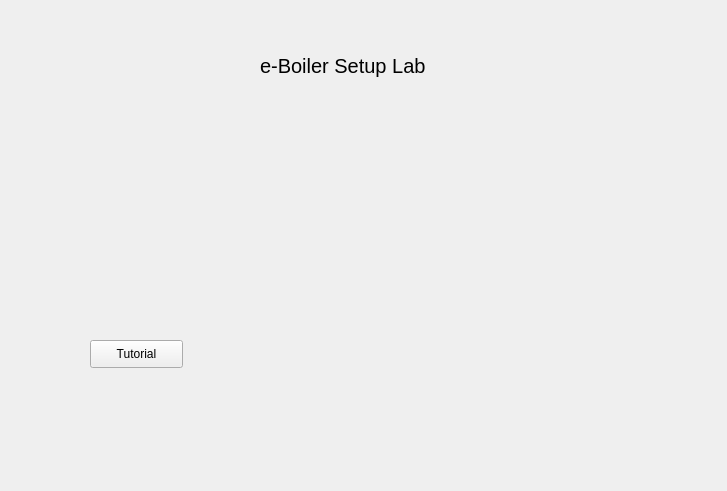
Old version of the form eBoiler.ui in the repository MattiasV/Rocket.
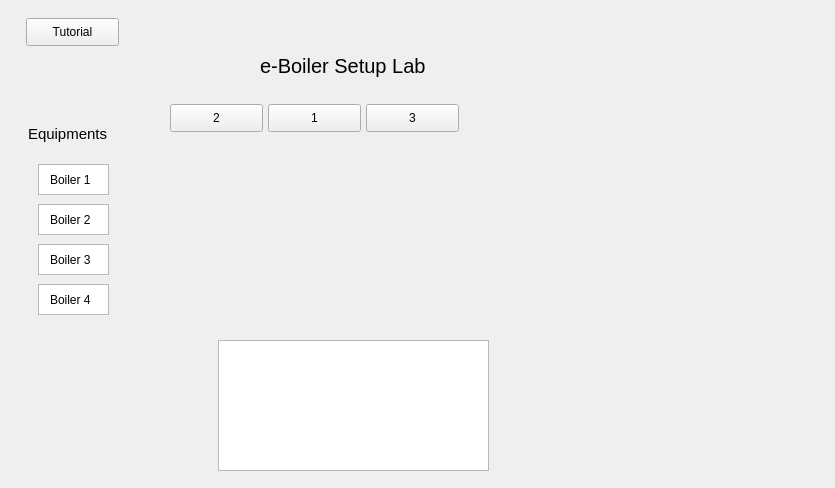
New version of the form.

Diff of the .ui file:
```diff
--- a/eBoiler.ui
+++ b/eBoiler.ui
@@ -6,22 +6,44 @@
    <rect>
     <x>0</x>
     <y>0</y>
-    <width>727</width>
-    <height>491</height>
+    <width>835</width>
+    <height>488</height>
    </rect>
   </property>
   <property name="windowTitle">
    <string>Form</string>
   </property>
   <widget class="QWidget" name="CentralBox" native="true">
+   <property name="enabled">
+    <bool>true</bool>
+   </property>
    <property name="geometry">
     <rect>
-     <x>240</x>
-     <y>120</y>
-     <width>271</width>
-     <height>161</height>
+     <x>162</x>
+     <y>94</y>
+     <width>387</width>
+     <height>239</height>
     </rect>
    </property>
+   <property name="sizePolicy">
+    <sizepolicy hsizetype="Expanding" vsizetype="Expanding">
+     <horstretch>0</horstretch>
+     <verstretch>0</verstretch>
+    </sizepolicy>
+   </property>
+   <widget class="QPushButton" name="pushButton">
+    <property name="geometry">
+     <rect>
+      <x>8</x>
+      <y>10</y>
+      <width>93</width>
+      <height>28</height>
+     </rect>
+    </property>
+    <property name="text">
+     <string>2</string>
+    </property>
+   </widget>
   </widget>
   <widget class="QLabel" name="label">
    <property name="geometry">
@@ -44,8 +66,8 @@
   <widget class="QPushButton" name="TutorialPushButton">
    <property name="geometry">
     <rect>
-     <x>90</x>
-     <y>340</y>
+     <x>26</x>
+     <y>18</y>
      <width>93</width>
      <height>28</height>
     </rect>
@@ -54,6 +76,233 @@
     <string>Tutorial</string>
    </property>
   </widget>
+  <widget class="QWidget" name="widget" native="true">
+   <property name="geometry">
+    <rect>
+     <x>20</x>
+     <y>104</y>
+     <width>145</width>
+     <height>227</height>
+    </rect>
+   </property>
+   <widget class="QLabel" name="label_5">
+    <property name="geometry">
+     <rect>
+      <x>30</x>
+      <y>188</y>
+      <width>47</width>
+      <height>16</height>
+     </rect>
+    </property>
+    <property name="text">
+     <string>Boiler 4</string>
+    </property>
+   </widget>
+   <widget class="QLabel" name="label_4">
+    <property name="geometry">
+     <rect>
+      <x>30</x>
+      <y>148</y>
+      <width>47</width>
+      <height>16</height>
+     </rect>
+    </property>
+    <property name="text">
+     <string>Boiler 3</string>
+    </property>
+   </widget>
+   <widget class="QGraphicsView" name="graphicsView_2">
+    <property name="geometry">
+     <rect>
+      <x>18</x>
+      <y>60</y>
+      <width>71</width>
+      <height>31</height>
+     </rect>
+    </property>
+   </widget>
+   <widget class="QLabel" name="label_2">
+    <property name="geometry">
+     <rect>
+      <x>30</x>
+      <y>68</y>
+      <width>47</width>
+      <height>16</height>
+     </rect>
+    </property>
+    <property name="text">
+     <string>Boiler 1</string>
+    </property>
+   </widget>
+   <widget class="QGraphicsView" name="graphicsView_3">
+    <property name="geometry">
+     <rect>
+      <x>18</x>
+      <y>100</y>
+      <width>71</width>
+      <height>31</height>
+     </rect>
+    </property>
+   </widget>
+   <widget class="QGraphicsView" name="graphicsView_4">
+    <property name="geometry">
+     <rect>
+      <x>18</x>
+      <y>140</y>
+      <width>71</width>
+      <height>31</height>
+     </rect>
+    </property>
+   </widget>
+   <widget class="QLabel" name="label_3">
+    <property name="geometry">
+     <rect>
+      <x>30</x>
+      <y>108</y>
+      <width>47</width>
+      <height>16</height>
+     </rect>
+    </property>
+    <property name="text">
+     <string>Boiler 2</string>
+    </property>
+   </widget>
+   <widget class="QGraphicsView" name="graphicsView_5">
+    <property name="geometry">
+     <rect>
+      <x>18</x>
+      <y>180</y>
+      <width>71</width>
+      <height>31</height>
+     </rect>
+    </property>
+   </widget>
+   <widget class="QLabel" name="label_6">
+    <property name="geometry">
+     <rect>
+      <x>8</x>
+      <y>18</y>
+      <width>101</width>
+      <height>23</height>
+     </rect>
+    </property>
+    <property name="font">
+     <font>
+      <pointsize>11</pointsize>
+     </font>
+    </property>
+    <property name="text">
+     <string>Equipments</string>
+    </property>
+   </widget>
+   <zorder>graphicsView_4</zorder>
+   <zorder>graphicsView_3</zorder>
+   <zorder>graphicsView_5</zorder>
+   <zorder>graphicsView_2</zorder>
+   <zorder>label_4</zorder>
+   <zorder>label_3</zorder>
+   <zorder>label_2</zorder>
+   <zorder>label_5</zorder>
+   <zorder>label_6</zorder>
+  </widget>
+  <widget class="QWidget" name="widget_2" native="true">
+   <property name="geometry">
+    <rect>
+     <x>210</x>
+     <y>334</y>
+     <width>289</width>
+     <height>143</height>
+    </rect>
+   </property>
+   <widget class="QTextBrowser" name="textBrowser">
+    <property name="geometry">
+     <rect>
+      <x>8</x>
+      <y>6</y>
+      <width>271</width>
+      <height>131</height>
+     </rect>
+    </property>
+    <property name="html">
+     <string>&lt;!DOCTYPE HTML PUBLIC &quot;-//W3C//DTD HTML 4.0//EN&quot; &quot;http://www.w3.org/TR/REC-html40/strict.dtd&quot;&gt;
+&lt;html&gt;&lt;head&gt;&lt;meta name=&quot;qrichtext&quot; content=&quot;1&quot; /&gt;&lt;style type=&quot;text/css&quot;&gt;
+p, li { white-space: pre-wrap; }
+&lt;/style&gt;&lt;/head&gt;&lt;body style=&quot; font-family:'MS Shell Dlg 2'; font-size:7.8pt; font-weight:400; font-style:normal;&quot;&gt;
+&lt;p style=&quot;-qt-paragraph-type:empty; margin-top:0px; margin-bottom:0px; margin-left:0px; margin-right:0px; -qt-block-indent:0; text-indent:0px;&quot;&gt;&lt;br /&gt;&lt;/p&gt;&lt;/body&gt;&lt;/html&gt;</string>
+    </property>
+   </widget>
+  </widget>
+  <widget class="QWidget" name="CentralBox_2" native="true">
+   <property name="enabled">
+    <bool>true</bool>
+   </property>
+   <property name="geometry">
+    <rect>
+     <x>162</x>
+     <y>94</y>
+     <width>387</width>
+     <height>239</height>
+    </rect>
+   </property>
+   <property name="sizePolicy">
+    <sizepolicy hsizetype="Expanding" vsizetype="Expanding">
+     <horstretch>0</horstretch>
+     <verstretch>0</verstretch>
+    </sizepolicy>
+   </property>
+   <widget class="QPushButton" name="pushButton_3">
+    <property name="geometry">
+     <rect>
+      <x>204</x>
+      <y>10</y>
+      <width>93</width>
+      <height>28</height>
+     </rect>
+    </property>
+    <property name="text">
+     <string>3</string>
+    </property>
+   </widget>
+  </widget>
+  <widget class="QWidget" name="CentralBox_3" native="true">
+   <property name="enabled">
+    <bool>true</bool>
+   </property>
+   <property name="geometry">
+    <rect>
+     <x>162</x>
+     <y>94</y>
+     <width>387</width>
+     <height>239</height>
+    </rect>
+   </property>
+   <property name="sizePolicy">
+    <sizepolicy hsizetype="Expanding" vsizetype="Expanding">
+     <horstretch>0</horstretch>
+     <verstretch>0</verstretch>
+    </sizepolicy>
+   </property>
+   <widget class="QPushButton" name="pushButton_2">
+    <property name="geometry">
+     <rect>
+      <x>106</x>
+      <y>10</y>
+      <width>93</width>
+      <height>28</height>
+     </rect>
+    </property>
+    <property name="text">
+     <string>1</string>
+    </property>
+   </widget>
+  </widget>
+  <zorder>CentralBox_3</zorder>
+  <zorder>CentralBox</zorder>
+  <zorder>CentralBox_2</zorder>
+  <zorder>widget</zorder>
+  <zorder>label</zorder>
+  <zorder>TutorialPushButton</zorder>
+  <zorder>widget_2</zorder>
  </widget>
  <resources/>
  <connections/>
```
Left out of the diff: 6 changed lines with no effect on the pictures.
